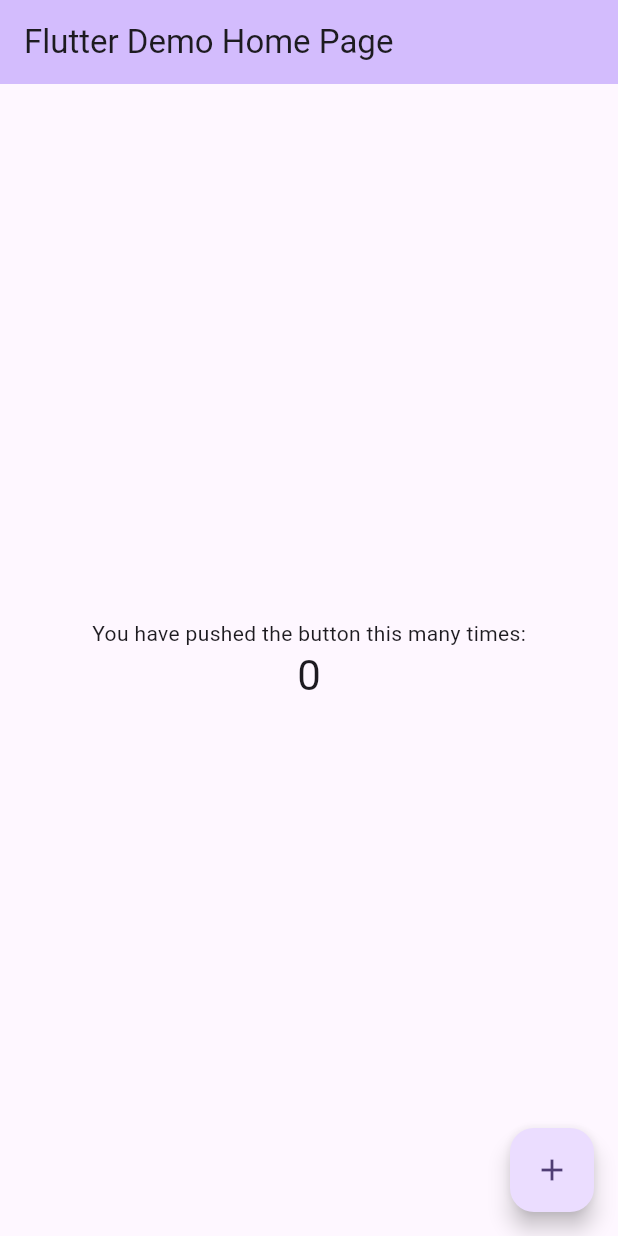
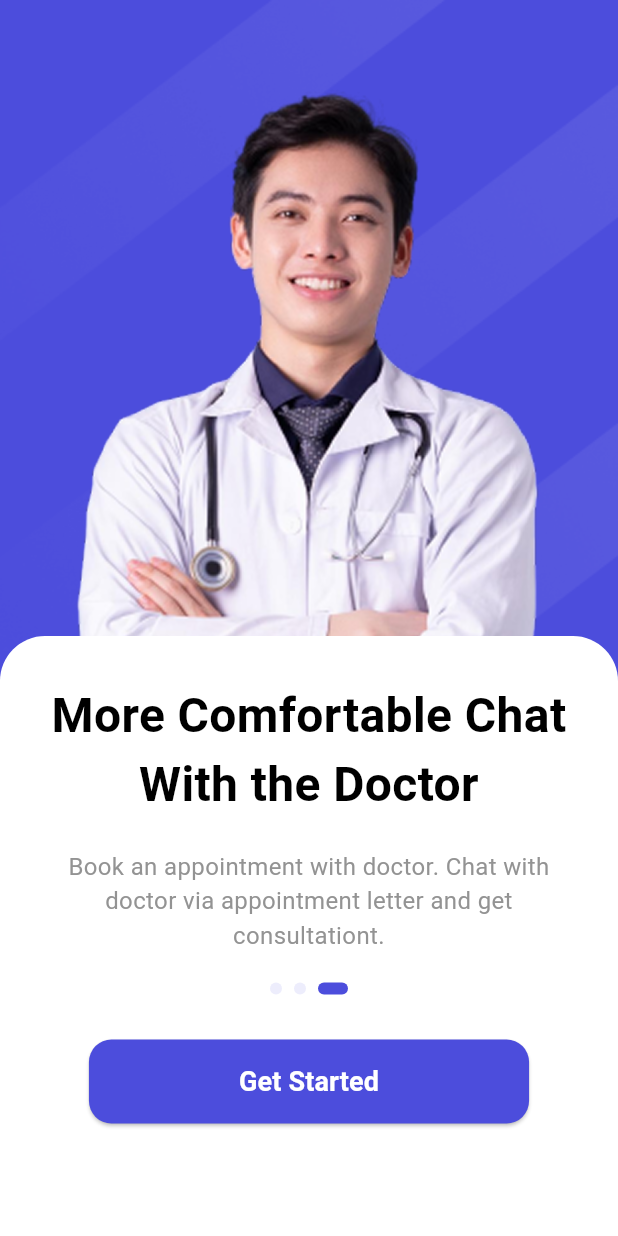
Before and after one commit to agungkurniawanid/healtec-medical-appointment-app-ui, a Flutter app: the screen it shows after launch, on a phone screen of 412 x 824 dp. Run offline on Flutter 3.47's test engine with Material 3 defaults, Android fonts, the phone set to English and light mode, and no system bars; our stand-ins replace flutter_riverpod, google_fonts.

Commit message:
done ui onboarding

```diff
--- a/lib/main.dart
+++ b/lib/main.dart
@@ -1,122 +1,27 @@
 import 'package:flutter/material.dart';
+import 'package:flutter/services.dart';
+import 'package:flutter_riverpod/flutter_riverpod.dart';
+import 'package:healtec_medical_appointment_app/screens/onboarding_screen.dart';
 
 void main() {
-  runApp(const MyApp());
+  runApp(const ProviderScope(child: MyApp()));
 }
 
-class MyApp extends StatelessWidget {
+class MyApp extends ConsumerWidget {
   const MyApp({super.key});
 
-  // This widget is the root of your application.
   @override
-  Widget build(BuildContext context) {
+  Widget build(BuildContext context, WidgetRef ref) {
+    SystemChrome.setSystemUIOverlayStyle(
+      const SystemUiOverlayStyle(
+        statusBarColor: Colors.white,
+        statusBarIconBrightness: Brightness.dark,
+      ),
+    );
     return MaterialApp(
-      title: 'Flutter Demo',
-      theme: ThemeData(
-        // This is the theme of your application.
-        //
-        // TRY THIS: Try running your application with "flutter run". You'll see
-        // the application has a purple toolbar. Then, without quitting the app,
-        // try changing the seedColor in the colorScheme below to Colors.green
-        // and then invoke "hot reload" (save your changes or press the "hot
-        // reload" button in a Flutter-supported IDE, or press "r" if you used
-        // the command line to start the app).
-        //
-        // Notice that the counter didn't reset back to zero; the application
-        // state is not lost during the reload. To reset the state, use hot
-        // restart instead.
-        //
-        // This works for code too, not just values: Most code changes can be
-        // tested with just a hot reload.
-        colorScheme: ColorScheme.fromSeed(seedColor: Colors.deepPurple),
-      ),
-      home: const MyHomePage(title: 'Flutter Demo Home Page'),
+      title: 'Healtec - Medical Appointment App',
+      debugShowCheckedModeBanner: false,
+      home: const Scaffold(body: OnboardingAScreen()),
     );
   }
 }
-
-class MyHomePage extends StatefulWidget {
-  const MyHomePage({super.key, required this.title});
-
-  // This widget is the home page of your application. It is stateful, meaning
-  // that it has a State object (defined below) that contains fields that affect
-  // how it looks.
-
-  // This class is the configuration for the state. It holds the values (in this
-  // case the title) provided by the parent (in this case the App widget) and
-  // used by the build method of the State. Fields in a Widget subclass are
-  // always marked "final".
-
-  final String title;
-
-  @override
-  State<MyHomePage> createState() => _MyHomePageState();
-}
-
-class _MyHomePageState extends State<MyHomePage> {
-  int _counter = 0;
-
-  void _incrementCounter() {
-    setState(() {
-      // This call to setState tells the Flutter framework that something has
-      // changed in this State, which causes it to rerun the build method below
-      // so that the display can reflect the updated values. If we changed
-      // _counter without calling setState(), then the build method would not be
-      // called again, and so nothing would appear to happen.
-      _counter++;
-    });
-  }
-
-  @override
-  Widget build(BuildContext context) {
-    // This method is rerun every time setState is called, for instance as done
-    // by the _incrementCounter method above.
-    //
-    // The Flutter framework has been optimized to make rerunning build methods
-    // fast, so that you can just rebuild anything that needs updating rather
-    // than having to individually change instances of widgets.
-    return Scaffold(
-      appBar: AppBar(
-        // TRY THIS: Try changing the color here to a specific color (to
-        // Colors.amber, perhaps?) and trigger a hot reload to see the AppBar
-        // change color while the other colors stay the same.
-        backgroundColor: Theme.of(context).colorScheme.inversePrimary,
-        // Here we take the value from the MyHomePage object that was created by
-        // the App.build method, and use it to set our appbar title.
-        title: Text(widget.title),
-      ),
-      body: Center(
-        // Center is a layout widget. It takes a single child and positions it
-        // in the middle of the parent.
-        child: Column(
-          // Column is also a layout widget. It takes a list of children and
-          // arranges them vertically. By default, it sizes itself to fit its
-          // children horizontally, and tries to be as tall as its parent.
-          //
-          // Column has various properties to control how it sizes itself and
-          // how it positions its children. Here we use mainAxisAlignment to
-          // center the children vertically; the main axis here is the vertical
-          // axis because Columns are vertical (the cross axis would be
-          // horizontal).
-          //
-          // TRY THIS: Invoke "debug painting" (choose the "Toggle Debug Paint"
-          // action in the IDE, or press "p" in the console), to see the
-          // wireframe for each widget.
-          mainAxisAlignment: MainAxisAlignment.center,
-          children: <Widget>[
-            const Text('You have pushed the button this many times:'),
-            Text(
-              '$_counter',
-              style: Theme.of(context).textTheme.headlineMedium,
-            ),
-          ],
-        ),
-      ),
-      floatingActionButton: FloatingActionButton(
-        onPressed: _incrementCounter,
-        tooltip: 'Increment',
-        child: const Icon(Icons.add),
-      ), // This trailing comma makes auto-formatting nicer for build methods.
-    );
-  }
-}
--- /dev/null
+++ b/lib/screens/onboarding_screen.dart
@@ -0,0 +1,119 @@
+import 'package:flutter/material.dart';
+import 'package:flutter_riverpod/flutter_riverpod.dart';
+import 'package:google_fonts/google_fonts.dart';
+
+class OnboardingAScreen extends ConsumerWidget {
+  const OnboardingAScreen({super.key});
+
+  @override
+  Widget build(BuildContext context, WidgetRef ref) {
+    return Container(
+      width: MediaQuery.of(context).size.width,
+      height: MediaQuery.of(context).size.height,
+      decoration: BoxDecoration(color: Color(0xFF4C4DDC)),
+      child: Stack(
+        children: [
+          Align(
+            alignment: Alignment.topCenter,
+            child: Image.asset(
+              'assets/texture.png',
+              fit: BoxFit.cover,
+              width: double.infinity,
+            ),
+          ),
+          Align(
+            alignment: Alignment.lerp(
+              Alignment.topCenter,
+              Alignment.bottomCenter,
+              0.15,
+            )!,
+            child: Image.asset(
+              'assets/doctor.png',
+              width: MediaQuery.of(context).size.width * 0.8,
+            ),
+          ),
+          Align(
+            alignment: Alignment.bottomCenter,
+            child: Container(
+              width: double.infinity,
+              height: 400,
+              padding: EdgeInsets.all(30),
+              decoration: BoxDecoration(
+                color: Colors.white,
+                borderRadius: BorderRadius.only(
+                  topLeft: Radius.circular(30),
+                  topRight: Radius.circular(30),
+                ),
+              ),
+              child: Column(
+                children: [
+                  Text(
+                    'More Comfortable Chat With the Doctor',
+                    textAlign: TextAlign.center,
+                    style: GoogleFonts.roboto(
+                      fontSize: 32,
+                      fontWeight: FontWeight.bold,
+                      color: Colors.black,
+                    ),
+                  ),
+                  SizedBox(height: 20),
+                  Text(
+                    'Book an appointment with doctor. Chat with doctor via appointment letter and get consultationt.',
+                    textAlign: TextAlign.center,
+                    style: GoogleFonts.roboto(
+                      fontSize: 16,
+                      fontWeight: FontWeight.normal,
+                      color: Color(0xFF939393),
+                    ),
+                  ),
+                  SizedBox(height: 20),
+                  Row(
+                    mainAxisAlignment: MainAxisAlignment.center,
+                    children: List.generate(3, (index) {
+                      int currentIndex = 2;
+                      bool isActive = index == currentIndex;
+                      return AnimatedContainer(
+                        duration: const Duration(milliseconds: 300),
+                        margin: const EdgeInsets.symmetric(horizontal: 4),
+                        width: isActive ? 20 : 8,
+                        height: 8,
+                        decoration: BoxDecoration(
+                          color: isActive
+                              ? const Color(0xFF4C4DDC)
+                              : const Color(0xFFEDEDFC),
+                          borderRadius: BorderRadius.circular(20),
+                        ),
+                      );
+                    }),
+                  ),
+                  SizedBox(height: 30),
+                  ElevatedButton(
+                    onPressed: () {},
+                    style: ElevatedButton.styleFrom(
+                      backgroundColor: Color(0xFF4C4DDC),
+                      padding: EdgeInsets.symmetric(
+                        horizontal: 100,
+                        vertical: 15,
+                      ),
+                      shape: RoundedRectangleBorder(
+                        borderRadius: BorderRadius.circular(15),
+                      ),
+                    ),
+                    child: Text(
+                      'Get Started',
+                      style: GoogleFonts.roboto(
+                        fontSize: 18,
+                        fontWeight: FontWeight.bold,
+                        color: Colors.white,
+                      ),
+                    ),
+                  ),
+                ],
+              ),
+            ),
+          ),
+        ],
+      ),
+    );
+  }
+}
```
Also changed, not shown: pubspec.yaml (+4 -3 lines), assets/doctor.png (added), assets/texture.png (added), pubspec.lock, 1 other file.
